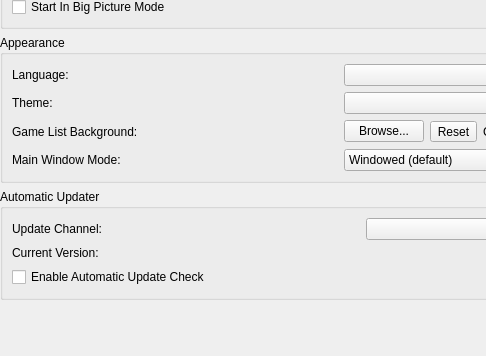
Before: the Qt Designer form pcsx2-qt/Settings/InterfaceSettingsWidget.ui in SDreadnoug2/pcsx2, drawn with Qt 5; both pictures show x 0 to 486 and y 281 to 637 of the 725 by 637 pixel window.
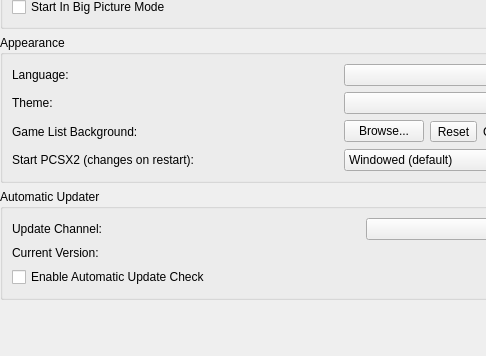
After: the same form once the commit is applied. Icons and pictures are not drawn.

Patch:
```diff
--- a/pcsx2-qt/Settings/InterfaceSettingsWidget.ui
+++ b/pcsx2-qt/Settings/InterfaceSettingsWidget.ui
@@ -324,7 +324,7 @@
 	  <item row="3" column="0">
 	   <widget class="QLabel" name="mainWindowModeLabel">
 	    <property name="text">
-		 <string>Main Window Mode:</string>
+		 <string>Start PCSX2 (changes on restart):</string>
 	    </property>
 	   </widget>
 	  </item>
```
